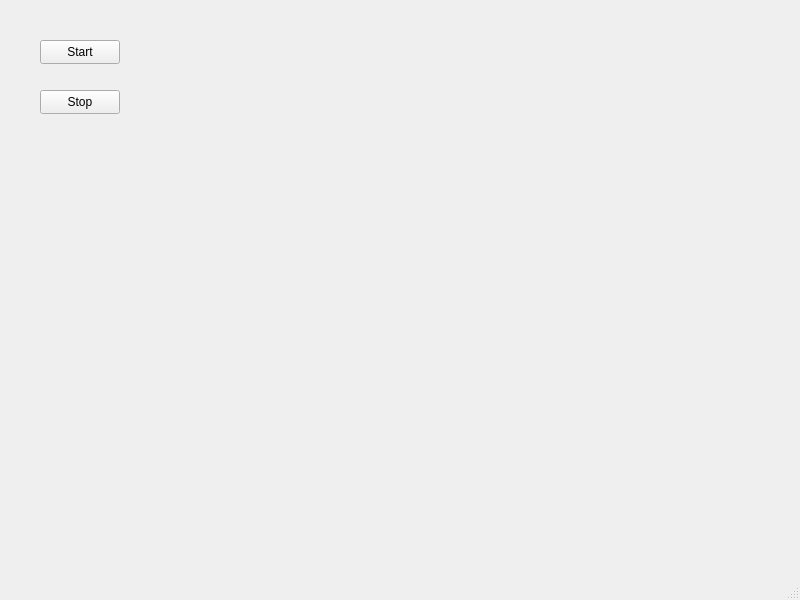
Above: mainwindow.ui from DamianJeu/QtEspServer before the change. Below: the same form after it.
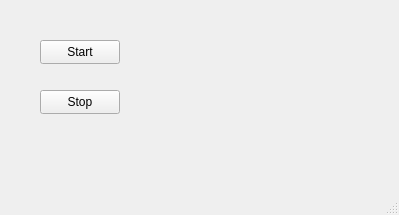
That is the form after the change.

Diff of the .ui file:
```diff
--- a/mainwindow.ui
+++ b/mainwindow.ui
@@ -6,8 +6,8 @@
    <rect>
     <x>0</x>
     <y>0</y>
-    <width>800</width>
-    <height>600</height>
+    <width>399</width>
+    <height>215</height>
    </rect>
   </property>
   <property name="windowTitle">
```
Left out of the diff: 2 changed lines with no effect on the pictures.
